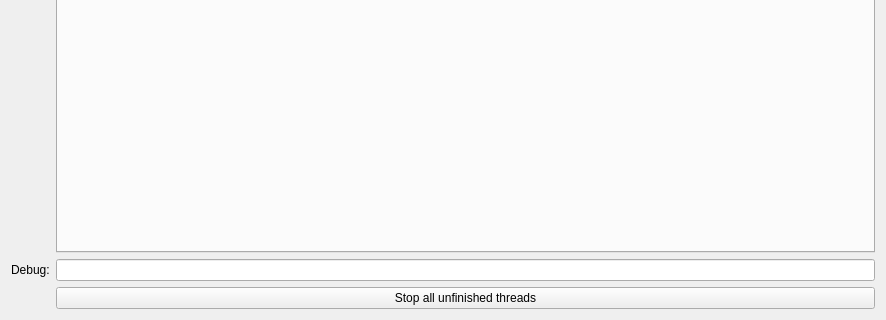
Qt form src/ui_files/Launch_Window_Design.ui (uf-reef-avl/multilauncher) before a commit; both pictures show x 0 to 886 and y 284 to 604 of the 886 by 604 pixel window.
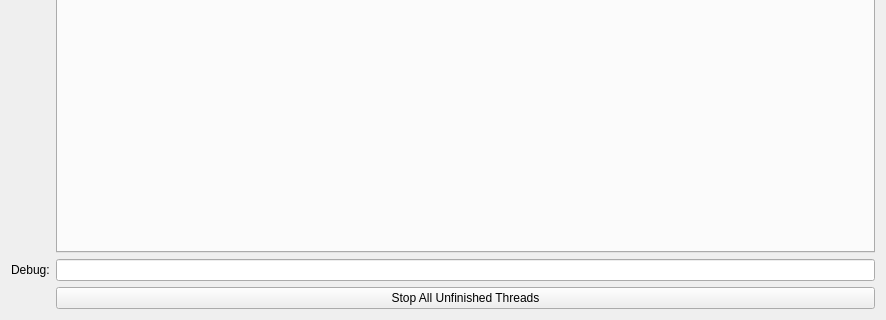
The same form after that commit.

What changed in the file:
```diff
--- a/src/ui_files/Launch_Window_Design.ui
+++ b/src/ui_files/Launch_Window_Design.ui
@@ -20,7 +20,7 @@
       <enum>Qt::NoFocus</enum>
      </property>
      <property name="text">
-      <string>Stop all unfinished threads</string>
+      <string>Stop All Unfinished Threads</string>
      </property>
     </widget>
    </item>
```
